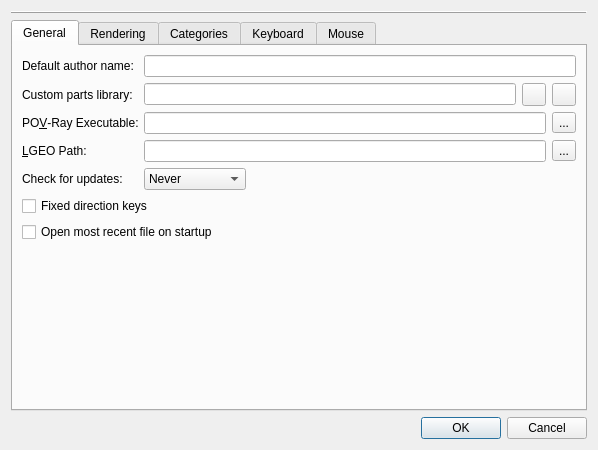
First picture: the form in qt/lc_qpreferencesdialog.ui, repository leozide/leocad, before the edit.
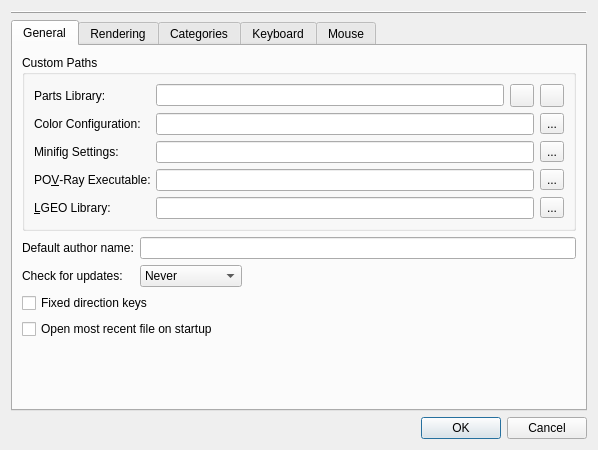
Second picture: the form after the edit. Icons and pictures are not drawn.

Commit message: Allow custom color and minifig settings files. Fixes #359.

What changed in the file:
```diff
--- a/qt/lc_qpreferencesdialog.ui
+++ b/qt/lc_qpreferencesdialog.ui
@@ -37,7 +37,7 @@
        <property name="fieldGrowthPolicy">
         <enum>QFormLayout::ExpandingFieldsGrow</enum>
        </property>
-       <item row="0" column="0">
+       <item row="1" column="0">
         <widget class="QLabel" name="label_4">
          <property name="text">
           <string>Default author name:</string>
@@ -47,91 +47,10 @@
          </property>
         </widget>
        </item>
-       <item row="0" column="1">
+       <item row="1" column="1">
         <widget class="QLineEdit" name="authorName"/>
        </item>
-       <item row="3" column="0">
-        <widget class="QLabel" name="label_5">
-         <property name="text">
-          <string>Custom parts library:</string>
-         </property>
-         <property name="buddy">
-          <cstring>partsLibrary</cstring>
-         </property>
-        </widget>
-       </item>
-       <item row="3" column="1">
-        <layout class="QHBoxLayout" name="horizontalLayout_3">
-         <item>
-          <widget class="QLineEdit" name="partsLibrary"/>
-         </item>
-         <item>
-          <widget class="QToolButton" name="partsLibraryBrowse">
-           <property name="icon">
-            <iconset>
-             <normaloff>:/resources/file_open.png</normaloff>:/resources/file_open.png</iconset>
-           </property>
-          </widget>
-         </item>
-         <item>
-          <widget class="QToolButton" name="partsArchiveBrowse">
-           <property name="icon">
-            <iconset>
-             <normaloff>:/resources/archive.png</normaloff>:/resources/archive.png</iconset>
-           </property>
-          </widget>
-         </item>
-        </layout>
-       </item>
-       <item row="4" column="0">
-        <widget class="QLabel" name="povrayLabel">
-         <property name="text">
-          <string>PO&amp;V-Ray Executable:</string>
-         </property>
-         <property name="buddy">
-          <cstring>povrayExecutable</cstring>
-         </property>
-        </widget>
-       </item>
-       <item row="4" column="1">
-        <layout class="QHBoxLayout" name="povrayLayout">
-         <item>
-          <widget class="QLineEdit" name="povrayExecutable"/>
-         </item>
-         <item>
-          <widget class="QToolButton" name="povrayExecutableBrowse">
-           <property name="text">
-            <string>...</string>
-           </property>
-          </widget>
-         </item>
-        </layout>
-       </item>
-       <item row="5" column="0">
-        <widget class="QLabel" name="label_9">
-         <property name="text">
-          <string>&amp;LGEO Path:</string>
-         </property>
-         <property name="buddy">
-          <cstring>lgeoPath</cstring>
-         </property>
-        </widget>
-       </item>
-       <item row="5" column="1">
-        <layout class="QHBoxLayout" name="horizontalLayout_10">
-         <item>
-          <widget class="QLineEdit" name="lgeoPath"/>
-         </item>
-         <item>
-          <widget class="QToolButton" name="lgeoPathBrowse">
-           <property name="text">
-            <string>...</string>
-           </property>
-          </widget>
-         </item>
-        </layout>
-       </item>
-       <item row="6" column="0">
+       <item row="7" column="0">
         <widget class="QLabel" name="label_10">
          <property name="text">
           <string>Check for updates:</string>
@@ -141,7 +60,7 @@
          </property>
         </widget>
        </item>
-       <item row="6" column="1">
+       <item row="7" column="1">
         <widget class="QComboBox" name="checkForUpdates">
          <item>
           <property name="text">
@@ -160,20 +79,152 @@
          </item>
         </widget>
        </item>
-       <item row="7" column="0" colspan="2">
+       <item row="8" column="0" colspan="2">
         <widget class="QCheckBox" name="fixedDirectionKeys">
          <property name="text">
           <string>Fixed direction keys</string>
          </property>
         </widget>
        </item>
-       <item row="8" column="0" colspan="2">
+       <item row="9" column="0" colspan="2">
         <widget class="QCheckBox" name="autoLoadMostRecent">
          <property name="text">
           <string>Open most recent file on startup</string>
          </property>
         </widget>
        </item>
+       <item row="0" column="0" colspan="2">
+        <widget class="QGroupBox" name="groupBox_6">
+         <property name="title">
+          <string>Custom Paths</string>
+         </property>
+         <layout class="QFormLayout" name="formLayout_2">
+          <item row="0" column="0">
+           <widget class="QLabel" name="label_5">
+            <property name="text">
+             <string>Parts Library:</string>
+            </property>
+            <property name="buddy">
+             <cstring>partsLibrary</cstring>
+            </property>
+           </widget>
+          </item>
+          <item row="3" column="0">
+           <widget class="QLabel" name="povrayLabel">
+            <property name="text">
+             <string>PO&amp;V-Ray Executable:</string>
+            </property>
+            <property name="buddy">
+             <cstring>povrayExecutable</cstring>
+            </property>
+           </widget>
+          </item>
+          <item row="4" column="0">
+           <widget class="QLabel" name="label_9">
+            <property name="text">
+             <string>&amp;LGEO Library:</string>
+            </property>
+            <property name="buddy">
+             <cstring>lgeoPath</cstring>
+            </property>
+           </widget>
+          </item>
+          <item row="4" column="1">
+           <layout class="QHBoxLayout" name="horizontalLayout_10">
+            <item>
+             <widget class="QLineEdit" name="lgeoPath"/>
+            </item>
+            <item>
+             <widget class="QToolButton" name="lgeoPathBrowse">
+              <property name="text">
+               <string>...</string>
+              </property>
+             </widget>
+            </item>
+           </layout>
+          </item>
+          <item row="0" column="1">
+           <layout class="QHBoxLayout" name="horizontalLayout_3">
+            <item>
+             <widget class="QLineEdit" name="partsLibrary"/>
+            </item>
+            <item>
+             <widget class="QToolButton" name="partsLibraryBrowse">
+              <property name="icon">
+               <iconset>
+                <normaloff>:/resources/file_open.png</normaloff>:/resources/file_open.png</iconset>
+              </property>
+             </widget>
+            </item>
+            <item>
+             <widget class="QToolButton" name="partsArchiveBrowse">
+              <property name="icon">
+               <iconset>
+                <normaloff>:/resources/archive.png</normaloff>:/resources/archive.png</iconset>
+              </property>
+             </widget>
+            </item>
+           </layout>
+          </item>
+          <item row="3" column="1">
+           <layout class="QHBoxLayout" name="povrayLayout">
+            <item>
+             <widget class="QLineEdit" name="povrayExecutable"/>
+            </item>
+            <item>
+             <widget class="QToolButton" name="povrayExecutableBrowse">
+              <property name="text">
+               <string>...</string>
+              </property>
+             </widget>
+            </item>
+           </layout>
+          </item>
+          <item row="1" column="0">
+           <widget class="QLabel" name="label_17">
+            <property name="text">
+             <string>Color Configuration:</string>
+            </property>
+           </widget>
+          </item>
+          <item row="2" column="0">
+           <widget class="QLabel" name="label_18">
+            <property name="text">
+             <string>Minifig Settings:</string>
+            </property>
+           </widget>
+          </item>
+          <item row="1" column="1">
+           <layout class="QHBoxLayout" name="ColorConfigLayout">
+            <item>
+             <widget class="QLineEdit" name="ColorConfigEdit"/>
+            </item>
+            <item>
+             <widget class="QToolButton" name="ColorConfigBrowseButton">
+              <property name="text">
+               <string>...</string>
+              </property>
+             </widget>
+            </item>
+           </layout>
+          </item>
+          <item row="2" column="1">
+           <layout class="QHBoxLayout" name="MinifigSettingsLayout">
+            <item>
+             <widget class="QLineEdit" name="MinifigSettingsEdit"/>
+            </item>
+            <item>
+             <widget class="QToolButton" name="MinifigSettingsBrowseButton">
+              <property name="text">
+               <string>...</string>
+              </property>
+             </widget>
+            </item>
+           </layout>
+          </item>
+         </layout>
+        </widget>
+       </item>
       </layout>
      </widget>
      <widget class="QWidget" name="tabRendering">
```
Left out of the diff: 6 changed lines with no effect on the pictures. The commit also changes 10 other files.
